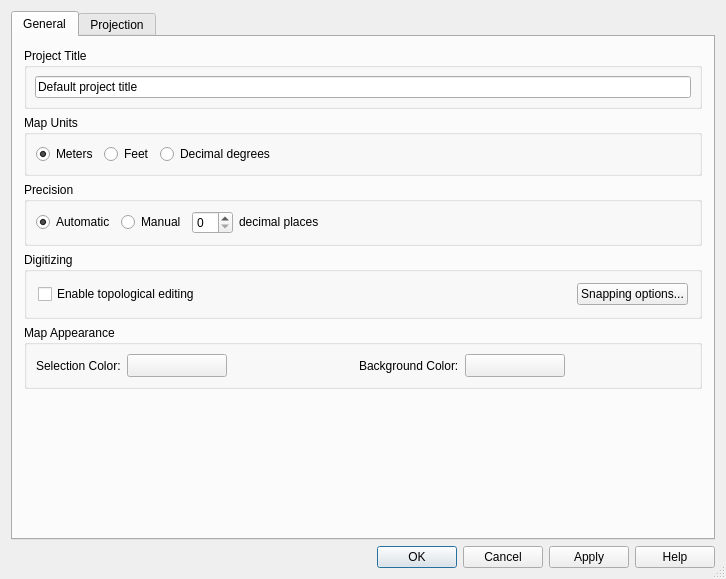
This is branches/advanced_editing_branch/src/ui/qgsprojectpropertiesbase.ui in stopa85/Quantum-GIS as Qt 5 draws it before an edit. The edited form follows.
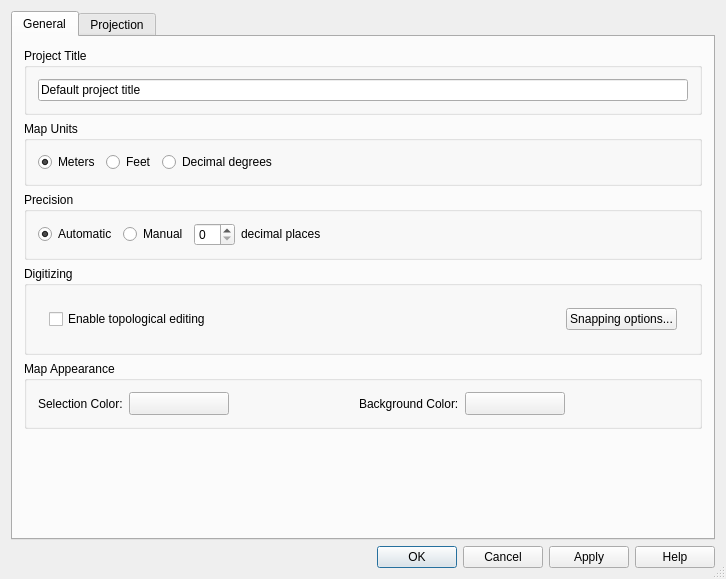
This is the edited form. Icons and pictures are not drawn. Custom widgets are drawn as their Qt base class.

The edit to the form file:
```diff
--- a/branches/advanced_editing_branch/src/ui/qgsprojectpropertiesbase.ui
+++ b/branches/advanced_editing_branch/src/ui/qgsprojectpropertiesbase.ui
@@ -5,7 +5,7 @@
    <rect>
     <x>0</x>
     <y>0</y>
-    <width>718</width>
+    <width>726</width>
     <height>579</height>
    </rect>
   </property>
@@ -22,6 +22,12 @@
    <bool>true</bool>
   </property>
   <layout class="QGridLayout" >
+   <property name="margin" >
+    <number>11</number>
+   </property>
+   <property name="spacing" >
+    <number>6</number>
+   </property>
    <item row="0" column="0" >
     <widget class="QTabWidget" name="tabWidget" >
      <property name="currentIndex" >
@@ -32,28 +38,22 @@
        <string>General</string>
       </attribute>
       <layout class="QGridLayout" >
+       <property name="margin" >
+        <number>11</number>
+       </property>
+       <property name="spacing" >
+        <number>6</number>
+       </property>
        <item row="0" column="0" >
         <widget class="QGroupBox" name="titleBox" >
          <property name="title" >
           <string>Project Title</string>
          </property>
          <layout class="QGridLayout" >
-          <property name="leftMargin" >
-           <number>8</number>
+          <property name="margin" >
+           <number>11</number>
           </property>
-          <property name="topMargin" >
-           <number>8</number>
-          </property>
-          <property name="rightMargin" >
-           <number>8</number>
-          </property>
-          <property name="bottomMargin" >
-           <number>8</number>
-          </property>
-          <property name="horizontalSpacing" >
-           <number>6</number>
-          </property>
-          <property name="verticalSpacing" >
+          <property name="spacing" >
            <number>6</number>
           </property>
           <item row="0" column="0" >
@@ -75,21 +75,12 @@
           <string>Map Units</string>
          </property>
          <layout class="QHBoxLayout" >
+          <property name="margin" >
+           <number>11</number>
+          </property>
           <property name="spacing" >
            <number>6</number>
           </property>
-          <property name="leftMargin" >
-           <number>9</number>
-          </property>
-          <property name="topMargin" >
-           <number>9</number>
-          </property>
-          <property name="rightMargin" >
-           <number>9</number>
-          </property>
-          <property name="bottomMargin" >
-           <number>9</number>
-          </property>
           <item>
            <widget class="QRadioButton" name="radMeters" >
             <property name="text" >
@@ -136,21 +127,12 @@
           <string>Precision</string>
          </property>
          <layout class="QHBoxLayout" >
+          <property name="margin" >
+           <number>11</number>
+          </property>
           <property name="spacing" >
            <number>6</number>
           </property>
-          <property name="leftMargin" >
-           <number>9</number>
-          </property>
-          <property name="topMargin" >
-           <number>9</number>
-          </property>
-          <property name="rightMargin" >
-           <number>9</number>
-          </property>
-          <property name="bottomMargin" >
-           <number>9</number>
-          </property>
           <item>
            <widget class="QRadioButton" name="radAutomatic" >
             <property name="toolTip" >
@@ -193,7 +175,9 @@
           <item>
            <widget class="QLabel" name="textLabel3" >
             <property name="sizePolicy" >
-             <sizepolicy vsizetype="Fixed" hsizetype="Minimum" >
+             <sizepolicy>
+              <hsizetype>0</hsizetype>
+              <vsizetype>0</vsizetype>
               <horstretch>0</horstretch>
               <verstretch>0</verstretch>
              </sizepolicy>
@@ -225,8 +209,20 @@
           <string>Digitizing</string>
          </property>
          <layout class="QGridLayout" >
+          <property name="margin" >
+           <number>11</number>
+          </property>
+          <property name="spacing" >
+           <number>6</number>
+          </property>
           <item row="0" column="0" >
            <layout class="QHBoxLayout" >
+            <property name="margin" >
+             <number>11</number>
+            </property>
+            <property name="spacing" >
+             <number>6</number>
+            </property>
             <item>
              <widget class="QCheckBox" name="mEnableTopologicalEditingCheckBox" >
               <property name="text" >
@@ -265,21 +261,12 @@
           <string>Map Appearance</string>
          </property>
          <layout class="QHBoxLayout" >
+          <property name="margin" >
+           <number>11</number>
+          </property>
           <property name="spacing" >
            <number>6</number>
           </property>
-          <property name="leftMargin" >
-           <number>9</number>
-          </property>
-          <property name="topMargin" >
-           <number>9</number>
-          </property>
-          <property name="rightMargin" >
-           <number>9</number>
-          </property>
-          <property name="bottomMargin" >
-           <number>9</number>
-          </property>
           <item>
            <widget class="QLabel" name="textLabel1" >
             <property name="text" >
```
Left out of the diff: 18 changed lines with no effect on the pictures.
